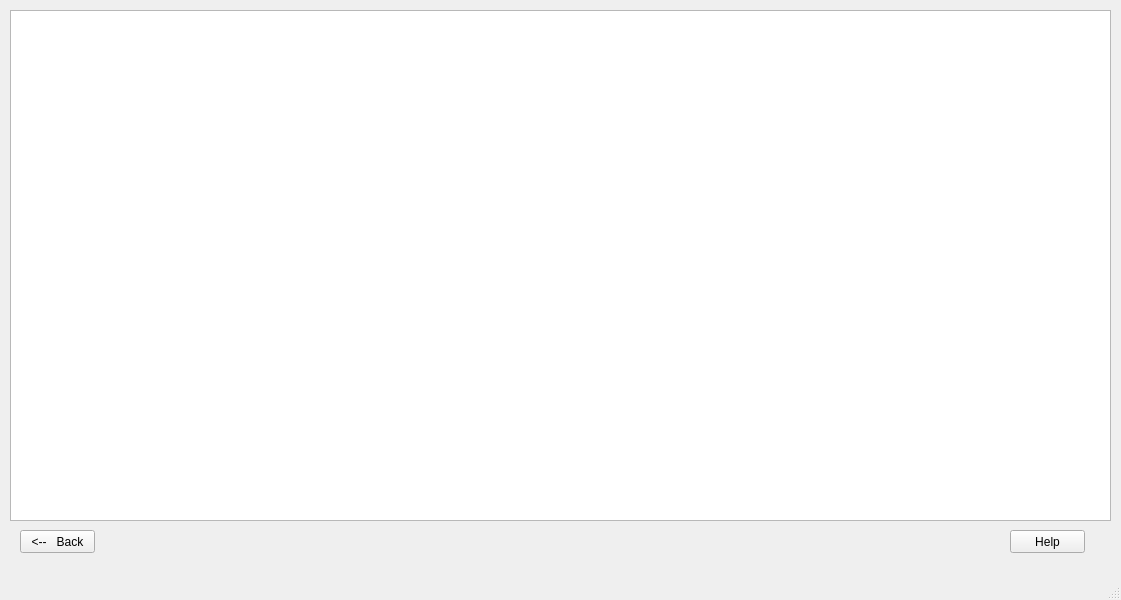
First picture: the form in ui/databaser.ui, repository verdenkaa/WarhammerDataSupport, before the edit.
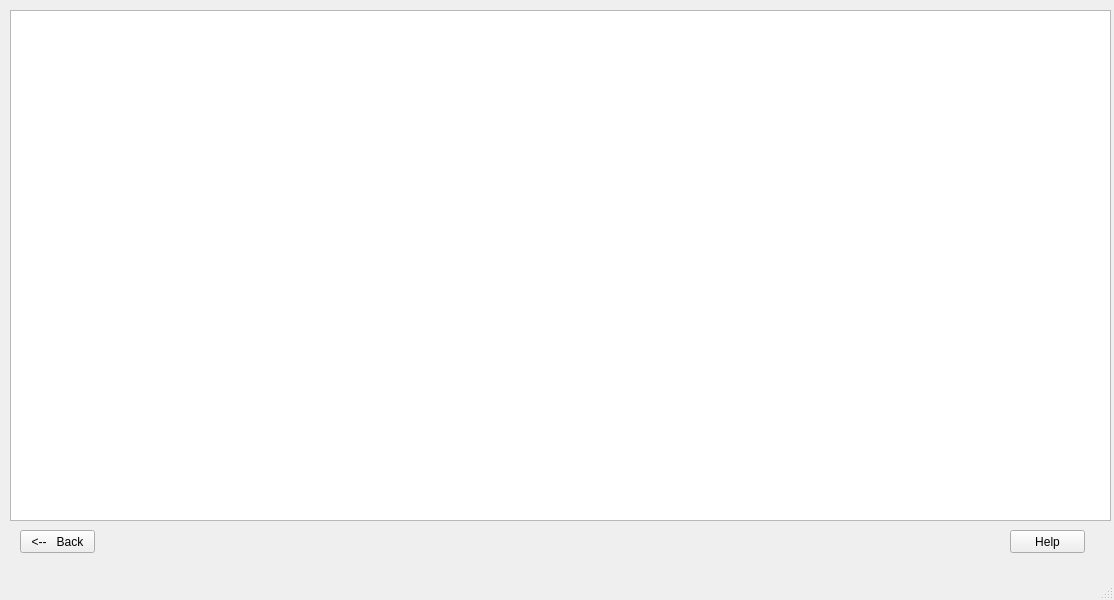
Second picture: the form after the edit.

The edit to the form file:
```diff
--- a/ui/databaser.ui
+++ b/ui/databaser.ui
@@ -6,7 +6,7 @@
    <rect>
     <x>0</x>
     <y>0</y>
-    <width>1121</width>
+    <width>1114</width>
     <height>600</height>
    </rect>
   </property>
```
Left out of the diff: 22 changed lines with no effect on the pictures.
